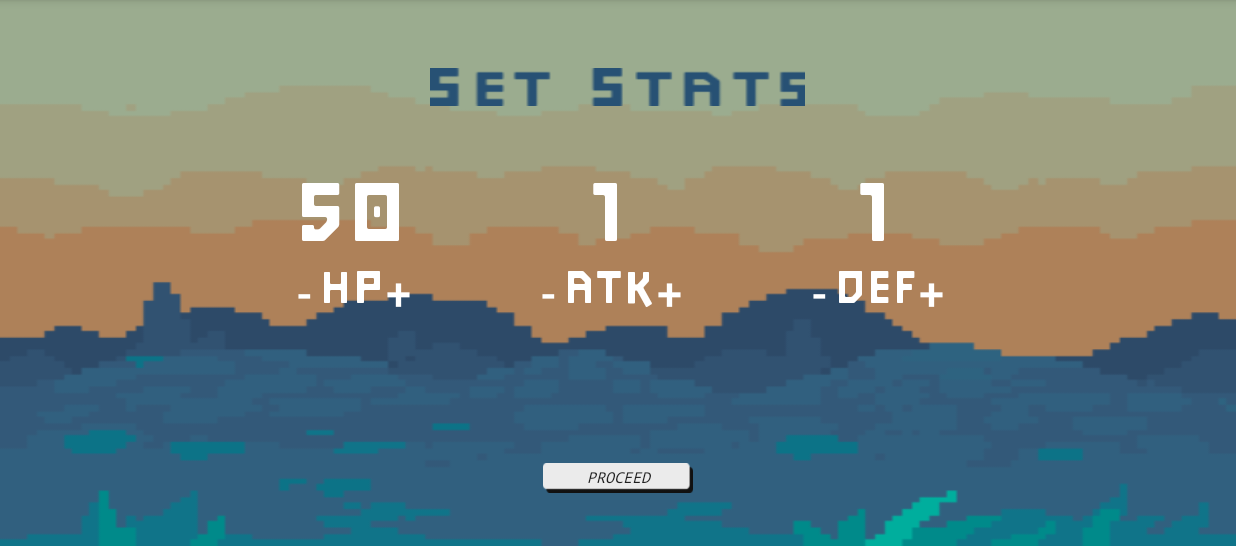
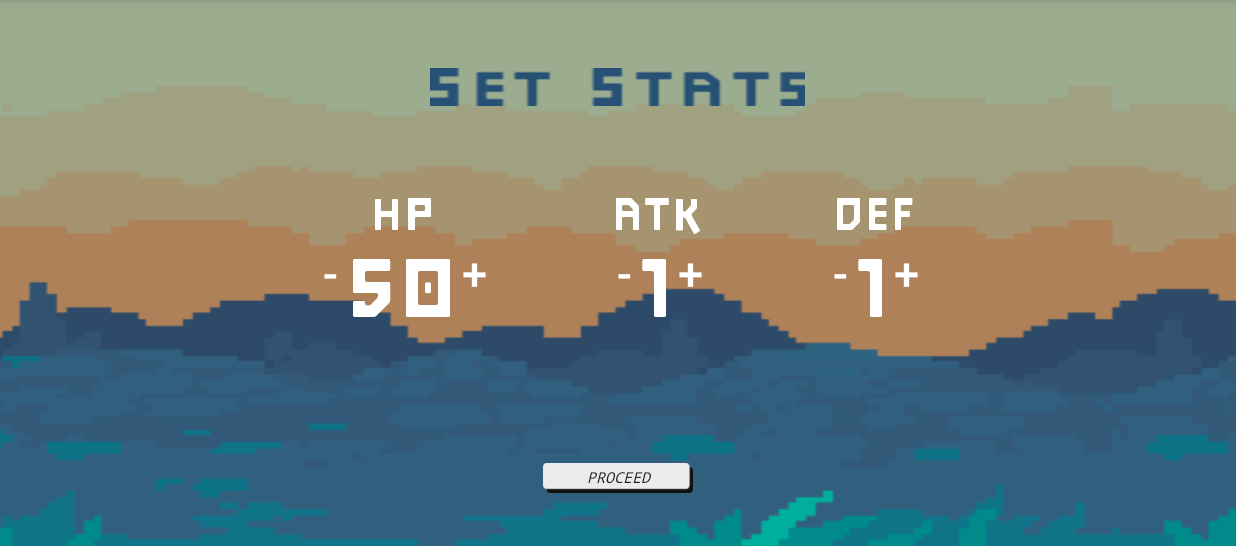
Before and after one commit to AlexAgnoII/SleepingKnights, an Android app: the CharCreationActivity screen opened directly, with no data from a screen before it, on a phone screen of 824 x 412 dp (held sideways), the part 72-618 px from its top. Run offline under Robolectric (Android 15) with nearby library versions, the phone set to English and light mode, and no system bars.

Commit message:
changed charactercreation layout

```diff
--- a/app/src/main/java/com/example/alexagnoii/sleepingknights/CharCreationActivity.java
+++ b/app/src/main/java/com/example/alexagnoii/sleepingknights/CharCreationActivity.java
@@ -1,15 +1,21 @@
 package com.example.alexagnoii.sleepingknights;
 
 import android.graphics.Typeface;
+import android.graphics.drawable.AnimationDrawable;
 import android.support.v7.app.AppCompatActivity;
 import android.os.Bundle;
+import android.view.View;
 import android.widget.Button;
 import android.widget.NumberPicker;
+import android.widget.RelativeLayout;
 import android.widget.TextView;
 
 public class CharCreationActivity extends AppCompatActivity {
-    private NumberPicker strenghtNP, defenseNP, healthNP;
-    private Button doneCreate;
+    // private NumberPicker strenghtNP, defenseNP, healthNP;
+    // private Button doneCreate;
+
+    private Button btnCCproceed;
+    private RelativeLayout bg;
     private TextView tvHP, lblHP, tvATK, lblATK, tvDEF, lblDEF;
     // tvHP ATK DEF are the values, lbl are just labels
 
@@ -22,6 +28,14 @@ public class CharCreationActivity extends AppCompatActivity {
      //   strenghtNP = (NumberPicker) findViewById(R.id.numPicker_strength);
      //   defenseNP = (NumberPicker) findViewById(R.id.numPicker_defense);
      //   healthNP = (NumberPicker) findViewById(R.id.numPicker_health);
+
+        bg = (RelativeLayout) findViewById(R.id.mainbg);
+        bg.setBackgroundResource(R.drawable.bgmove);
+
+        AnimationDrawable frAnim1 = (AnimationDrawable) bg.getBackground();
+        frAnim1.start();
+
+        btnCCproceed = (Button)findViewById(R.id.btn_CCproceed);
 
         tvHP = (TextView)findViewById(R.id.tv_HP);
         lblHP = (TextView)findViewById(R.id.lbl_HP);
@@ -40,5 +54,12 @@ public class CharCreationActivity extends AppCompatActivity {
         lblDEF.setTypeface(tf);
 
 
+        btnCCproceed.setOnClickListener(new View.OnClickListener() {
+            @Override
+            public void onClick(View view) {
+
+            }
+        });
+
     }
 }
--- a/app/src/main/res/layout/activity_char_creation.xml
+++ b/app/src/main/res/layout/activity_char_creation.xml
@@ -6,7 +6,7 @@
     android:orientation="vertical"
     tools:context="com.example.alexagnoii.sleepingknights.CharCreationActivity"
     android:background="@drawable/bgmove"
-    android:id="@+id/bg">
+    android:id="@+id/mainbg">
 
     <ImageView
         android:id="@+id/lblsetstat"
@@ -14,7 +14,8 @@
         android:layout_height="25dp"
         android:background="@drawable/setstats"
         android:layout_centerHorizontal="true"
-        android:layout_marginTop="45dp"/>
+        android:layout_marginTop="45dp"
+        android:layout_marginBottom="15dp"/>
 
     <LinearLayout
         android:layout_width="match_parent"
@@ -30,11 +31,11 @@
             android:layout_margin="40dp">
 
             <TextView
-                android:id="@+id/tv_HP"
+                android:id="@+id/lbl_HP"
                 android:layout_width="wrap_content"
                 android:layout_height="wrap_content"
-                android:text="50"
-                android:textSize="55dp"
+                android:text="HP"
+                android:textSize="30dp"
                 android:textColor="#ffffff"
                 android:layout_centerHorizontal="true"/>
 
@@ -46,29 +47,31 @@
                 android:text="-"
                 android:background="@android:color/transparent"
                 android:textColor="#ffffff"
-                android:layout_below="@id/tv_HP"
+                android:layout_below="@id/lbl_HP"
                 />
 
             <TextView
-                android:id="@+id/lbl_HP"
+                android:id="@+id/tv_HP"
                 android:layout_width="wrap_content"
                 android:layout_height="wrap_content"
-                android:text="HP"
-                android:textSize="30dp"
+                android:text="50"
+                android:textSize="55dp"
                 android:textColor="#ffffff"
-                android:layout_below="@id/tv_HP"
-                android:layout_toRightOf="@id/btn_HPminus"/>
+                android:layout_toRightOf="@id/btn_HPminus"
+                android:layout_below="@id/lbl_HP"
+                />
 
             <Button
                 android:id="@+id/btn_HPplus"
                 android:layout_width="20dp"
                 android:layout_height="35dp"
+                android:background="@android:color/transparent"
+                android:text="+"
+                android:textColor="#ffffff"
                 android:textSize="30dp"
-                android:text="+"
-                android:background="@android:color/transparent"
-                android:textColor="#ffffff"
-                android:layout_below="@id/tv_HP"
-                android:layout_toRightOf="@id/lbl_HP"/>
+                android:layout_below="@id/lbl_HP"
+                android:layout_toRightOf="@id/tv_HP"
+               />
         </RelativeLayout>
 
         <RelativeLayout
@@ -79,11 +82,11 @@
             android:layout_margin="40dp">
 
             <TextView
-                android:id="@+id/tv_ATK"
+                android:id="@+id/lbl_ATK"
                 android:layout_width="wrap_content"
                 android:layout_height="wrap_content"
-                android:text="1"
-                android:textSize="55dp"
+                android:text="ATK"
+                android:textSize="30dp"
                 android:textColor="#ffffff"
                 android:layout_centerHorizontal="true"/>
 
@@ -95,29 +98,31 @@
                 android:text="-"
                 android:background="@android:color/transparent"
                 android:textColor="#ffffff"
-                android:layout_below="@id/tv_ATK"
+                android:layout_below="@id/lbl_ATK"
                 />
 
             <TextView
-                android:id="@+id/lbl_ATK"
+                android:id="@+id/tv_ATK"
                 android:layout_width="wrap_content"
                 android:layout_height="wrap_content"
-                android:text="ATK"
-                android:textSize="30dp"
+                android:text="1"
+                android:textSize="55dp"
                 android:textColor="#ffffff"
-                android:layout_below="@id/tv_ATK"
-                android:layout_toRightOf="@id/btn_ATKminus"/>
+                android:layout_toRightOf="@id/btn_ATKminus"
+                android:layout_below="@id/lbl_ATK"
+                />
 
             <Button
                 android:id="@+id/btn_ATKplus"
                 android:layout_width="20dp"
                 android:layout_height="35dp"
+                android:background="@android:color/transparent"
+                android:text="+"
+                android:textColor="#ffffff"
                 android:textSize="30dp"
-                android:text="+"
-                android:background="@android:color/transparent"
-                android:textColor="#ffffff"
-                android:layout_below="@id/tv_ATK"
-                android:layout_toRightOf="@id/lbl_ATK"/>
+                android:layout_below="@id/lbl_ATK"
+                android:layout_toRightOf="@id/tv_ATK"
+                />
         </RelativeLayout>
 
         <RelativeLayout
@@ -128,11 +133,11 @@
             android:layout_margin="40dp">
 
             <TextView
-                android:id="@+id/tv_DEF"
+                android:id="@+id/lbl_DEF"
                 android:layout_width="wrap_content"
                 android:layout_height="wrap_content"
-                android:text="1"
-                android:textSize="55dp"
+                android:text="DEF"
+                android:textSize="30dp"
                 android:textColor="#ffffff"
                 android:layout_centerHorizontal="true"/>
 
@@ -144,29 +149,31 @@
                 android:text="-"
                 android:background="@android:color/transparent"
                 android:textColor="#ffffff"
-                android:layout_below="@id/tv_DEF"
+                android:layout_below="@id/lbl_DEF"
                 />
 
             <TextView
-                android:id="@+id/lbl_DEF"
+                android:id="@+id/tv_DEF"
                 android:layout_width="wrap_content"
                 android:layout_height="wrap_content"
-                android:text="DEF"
-                android:textSize="30dp"
+                android:text="1"
+                android:textSize="55dp"
                 android:textColor="#ffffff"
-                android:layout_below="@id/tv_DEF"
-                android:layout_toRightOf="@id/btn_DEFminus"/>
+                android:layout_toRightOf="@id/btn_DEFminus"
+                android:layout_below="@id/lbl_DEF"
+                />
 
             <Button
                 android:id="@+id/btn_DEFplus"
                 android:layout_width="20dp"
                 android:layout_height="35dp"
+                android:background="@android:color/transparent"
+                android:text="+"
+                android:textColor="#ffffff"
                 android:textSize="30dp"
-                android:text="+"
-                android:background="@android:color/transparent"
-                android:textColor="#ffffff"
-                android:layout_below="@id/tv_DEF"
-                android:layout_toRightOf="@id/lbl_DEF"/>
+                android:layout_below="@id/lbl_DEF"
+                android:layout_toRightOf="@id/tv_DEF"
+                />
         </RelativeLayout>
     </LinearLayout>
 
```
